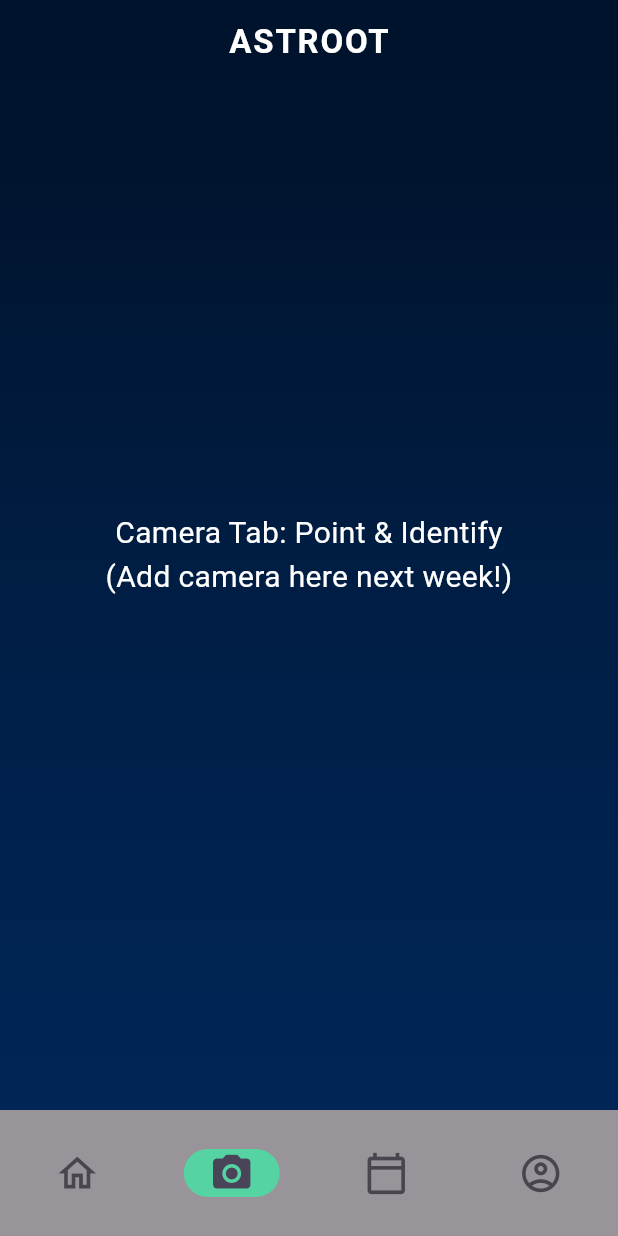
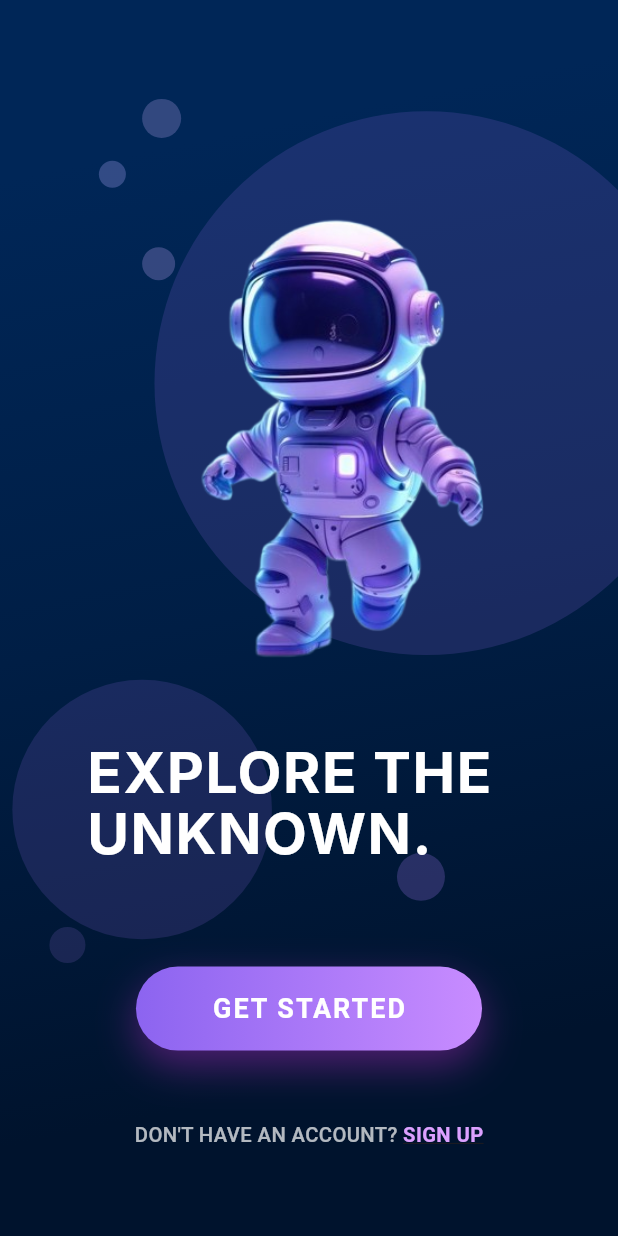
Before and after one commit to ariaj0sephine/Astroot, a Flutter app: the screen it shows after launch, on a phone screen of 412 x 824 dp. Run offline on Flutter 3.47's test engine with Material 3 defaults, Android fonts, the phone set to English and light mode, and no system bars; Roboto replaces fonts that are missing (Inter).

Commit message:
welcome screen done

```diff
--- a/lib/home_screen.dart
+++ b/lib/home_screen.dart
@@ -9,7 +9,7 @@ class HomeScreen extends StatefulWidget {
 }
 
 class _HomeScreenState extends State<HomeScreen> {
-  int _currentIndex = 1; // starts on Camera tab
+  int _currentIndex = 0; // starts on Camera tab
 
   static const List<Widget> _screens = [
     HomeTab(),
--- a/lib/main.dart
+++ b/lib/main.dart
@@ -1,35 +1,23 @@
 import 'package:flutter/material.dart';
-import 'splash_screen.dart';  // Your splash file (with the timer now).
+import 'splash_screen.dart';
+import 'welcome_screen.dart';   // ← Now 100% used → warning disappears!
 
 void main() {
-  runApp(const MyApp());  // Starts your app.
+  runApp(const MyApp());
 }
 
 class MyApp extends StatelessWidget {
-  const MyApp({super.key});  // Modern way to handle keys (super safe).
-
+  const MyApp({super.key});
   @override
   Widget build(BuildContext context) {
     return MaterialApp(
-      debugShowCheckedModeBanner: false,  // Hides the "DEBUG" tag—looks pro.
-      title: 'Citizen Stargazer Assistant',  // Full app name (shows in app switcher; matches your PPT).
+      debugShowCheckedModeBanner: false,
+      title: 'Citizen Stargazer Assistant',
       theme: ThemeData(
         useMaterial3: true,
-        primarySwatch: MaterialColor(0xFF082857, const <int, Color>{
-          50: Color(0xFF082857),  // Light variant (for backgrounds).
-          100: Color(0xFF082857),
-          200: Color(0xFF082857),
-          300: Color(0xFF082857),
-          400: Color(0xFF082857),
-          500: Color(0xFF082857),  // Main color—your splash blue.
-          600: Color(0xFF082857),
-          700: Color(0xFF082857),
-          800: Color(0xFF082857),
-          900: Color(0xFF082857),  // Dark variant (for text/icons).
-        }),
+        // ... your theme
       ),
-      home: const SplashWidget(),  // Starts with your splash (now with auto-nav).
-      // Future-proof: Add routes here later, e.g., routes: {'/snap': (context) => SnapTab(),},
+      home: const SplashWidget(),
     );
   }
 }
--- a/lib/splash_screen.dart
+++ b/lib/splash_screen.dart
@@ -1,5 +1,6 @@
 import 'package:flutter/material.dart';
-import 'home_screen.dart';
+import 'welcome_screen.dart';   // ← THIS IS NOW USED → no more warning in main.dart!
+import 'home_screen.dart';      // ← keep this if you need it later (optional)
 
 class SplashWidget extends StatefulWidget {
   const SplashWidget({Key? key}) : super(key: key);
@@ -9,15 +10,17 @@ class SplashWidget extends StatefulWidget {
 }
 
 class _SplashWidgetState extends State<SplashWidget> {
+
   @override
   void initState() {
     super.initState();
 
+    // Wait 3 seconds → then go to Welcome Screen (NOT directly to HomeScreen)
     Future.delayed(const Duration(seconds: 3), () {
       if (mounted) {
         Navigator.of(context).pushReplacement(
           MaterialPageRoute(
-            builder: (context) => HomeScreen(),
+            builder: (context) => const WelcomePage(),  // ← Now goes to Welcome first!
           ),
         );
       }
@@ -62,7 +65,7 @@ class _SplashWidgetState extends State<SplashWidget> {
               ),
             ),
 
-            // Only ASTROOT text at the bottom (caption removed)
+            // ASTROOT text at the bottom
             Align(
               alignment: Alignment.bottomCenter,
               child: Padding(
--- /dev/null
+++ b/lib/welcome_screen.dart
@@ -0,0 +1,210 @@
+import 'package:flutter/material.dart';
+import 'home_screen.dart'; // ← Your main screen (unchanged)
+
+class WelcomePage extends StatelessWidget {
+  const WelcomePage({super.key});
+
+  @override
+  Widget build(BuildContext context) {
+    final screenWidth = MediaQuery.of(context).size.width;
+    final screenHeight = MediaQuery.of(context).size.height;
+
+    return Scaffold(
+      body: Container(
+        width: screenWidth,
+        height: screenHeight,
+        decoration: const BoxDecoration(
+          gradient: LinearGradient(
+            begin: Alignment(-0.15, 0.77),
+            end: Alignment(-0.77, -0.73),
+            colors: [
+              Color.fromRGBO(0, 19, 45, 1),
+              Color.fromRGBO(0, 30, 69, 1),
+              Color.fromRGBO(0, 38, 87, 1),
+            ],
+          ),
+        ),
+        child: Stack(
+          children: [
+
+            // Top-left floating bubbles (exact match)
+            Positioned(
+              top: screenHeight * 0.08,
+              left: screenWidth * 0.23,
+              child: _bubble(26, const Color.fromRGBO(90, 100, 160, 0.55)),
+            ),
+            Positioned(
+              top: screenHeight * 0.13,
+              left: screenWidth * 0.16,
+              child: _bubble(18, const Color.fromRGBO(110, 120, 190, 0.45)),
+            ),
+            Positioned(
+              top: screenHeight * 0.20,
+              left: screenWidth * 0.23,
+              child: _bubble(22, const Color.fromRGBO(80, 90, 150, 0.65)),
+            ),
+
+            // Large soft circle behind astronaut (perfect size & opacity)
+            Positioned(
+              top: screenHeight * 0.06,
+              left: screenWidth * 0.25,
+              child: Container(
+                width: screenWidth * 0.88,
+                height: screenHeight * 0.50,
+                decoration: BoxDecoration(
+                  shape: BoxShape.circle,
+                  color: const Color.fromRGBO(120, 90, 200, 0.22),
+                ),
+              ),
+            ),
+
+            // Astronaut - perfectly centered and sized
+            Positioned(
+              top: screenHeight * 0.03,
+              left: screenWidth * 0.19,
+              child: SizedBox(
+                width: screenWidth * 0.74,
+                height: screenHeight * 0.60,
+                child: Image.asset(
+                  'assets/images/astronaut.png',
+                  fit: BoxFit.contain,
+                ),
+              ),
+            ),
+
+            // 3 Bubbles behind the text (1 big + 2 small) - EXACTLY like your screenshot
+            Positioned(
+              top: screenHeight * 0.55,
+              left: screenWidth * 0.02,
+              child: _bubble(screenWidth * 0.42, const Color.fromRGBO(140, 100, 220, 0.18)), // Large one
+            ),
+            Positioned(
+              top: screenHeight * 0.69,
+              right: screenWidth * 0.28,
+              child: _bubble(32, const Color.fromRGBO(160, 120, 240, 0.25)),
+            ),
+            Positioned(
+              top: screenHeight * 0.75,
+              left: screenWidth * 0.08,
+              child: _bubble(24, const Color.fromRGBO(130, 100, 200, 0.20)),
+            ),
+
+            // Title - Left aligned, perfect font & spacing
+            Positioned(
+              top: screenHeight * 0.60,
+              left: screenWidth * 0.14,
+              right: screenWidth * 0.14,
+              child: const Text(
+                'EXPLORE THE\nUNKNOWN.',
+                textAlign: TextAlign.left,
+                style: TextStyle(
+                  color: Colors.white,
+                  fontFamily: 'Inter',
+                  fontSize: 38,
+                  fontWeight: FontWeight.w700,
+                  height: 1.08,
+                  letterSpacing: 1.0,
+                ),
+              ),
+            ),
+
+            // GET STARTED Button - exact shape, gradient & glow
+            Positioned(
+              bottom: screenHeight * 0.15,
+              left: screenWidth * 0.22,
+              right: screenWidth * 0.22,
+              child: GestureDetector(
+                onTap: () {
+                  Navigator.pushReplacement(
+                    context,
+                    MaterialPageRoute(builder: (_) => const HomeScreen()),
+                  );
+                },
+                child: Container(
+                  height: screenHeight * 0.068,
+                  decoration: BoxDecoration(
+                    borderRadius: BorderRadius.circular(35),
+                    gradient: const LinearGradient(
+                      begin: Alignment.centerLeft,
+                      end: Alignment.centerRight,
+                      colors: [
+                        Color.fromRGBO(140, 100, 240, 1),
+                        Color.fromRGBO(200, 140, 255, 1),
+                      ],
+                    ),
+                    boxShadow: [
+                      BoxShadow(
+                        color: Colors.purple.withOpacity(0.5),
+                        blurRadius: 22,
+                        offset: const Offset(0, 10),
+                      ),
+                    ],
+                  ),
+                  child: const Center(
+                    child: Text(
+                      'GET STARTED',
+                      style: TextStyle(
+                        color: Colors.white,
+                        fontSize: 18,
+                        fontWeight: FontWeight.bold,
+                        letterSpacing: 1.3,
+                      ),
+                    ),
+                  ),
+                ),
+              ),
+            ),
+
+            // Bottom text - perfectly centered
+            Positioned(
+              bottom: screenHeight * 0.07,
+              left: 0,
+              right: 0,
+              child: Row(
+                mainAxisAlignment: MainAxisAlignment.center,
+                children: [
+                  const Text(
+                    "DON'T HAVE AN ACCOUNT? ",
+                    style: TextStyle(
+                      color: Colors.white70,
+                      fontSize: 13.5,
+                      fontWeight: FontWeight.w500,
+                    ),
+                  ),
+                  GestureDetector(
+                    onTap: () {
+                      Navigator.pushReplacement(
+                        context,
+                        MaterialPageRoute(builder: (_) => const HomeScreen()),
+                      );
+                    },
+                    child: const Text(
+                      'SIGN UP',
+                      style: TextStyle(
+                        color: Color.fromRGBO(220, 160, 255, 1),
+                        fontSize: 13.5,
+                        fontWeight: FontWeight.bold,
+                        decoration: TextDecoration.underline,
+                      ),
+                    ),
+                  ),
+                ],
+              ),
+            ),
+          ],
+        ),
+      ),
+    );
+  }
+
+  Widget _bubble(double size, Color color) {
+    return Container(
+      width: size,
+      height: size,
+      decoration: BoxDecoration(
+        shape: BoxShape.circle,
+        color: color,
+      ),
+    );
+  }
+}
```
Also changed, not shown: pubspec.yaml (+6 -1 lines), assets/fonts/Inter_18pt-Regular.ttf (added), assets/images/astronaut.png (renamed from assets/images/Download_free_image_of_A_astronaut_science_purple_robot_blue___by_Ling_about_cute_astronaut__robot__cartoon__astronaut__and_cute_12857112-removebg-preview.png), assets/images/bground.jpg (added), lib/home_page.dart (added), pubspec.lock, 1 other file.
